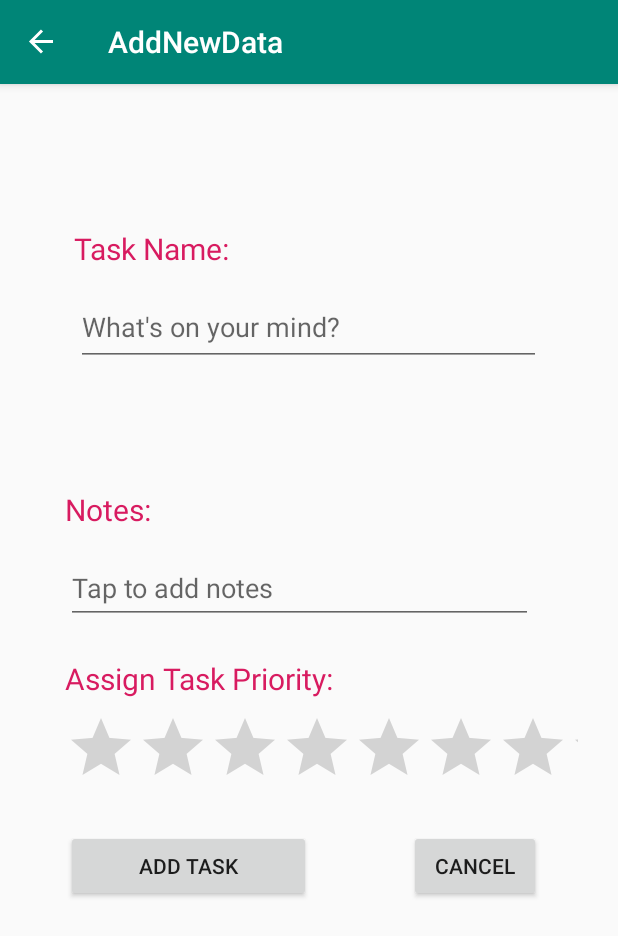
After one commit to abughalib/Todo_Application, an Android app: the AddNewData screen opened through its navigation route, on a phone screen of 412 x 824 dp. The commit adds this screen. Shown: the top 936 px of the screen. Run offline under Robolectric (Android 15) with nearby library versions, the phone set to English and light mode, and no system bars; our stand-ins replace data binding, navigation-ui.

Commit message:
Added rating based priority

```diff
--- a/app/src/main/java/com/android/todo/AboutFragment.kt
+++ b/app/src/main/java/com/android/todo/AboutFragment.kt
@@ -17,8 +17,6 @@ class AboutFragment : Fragment(){
         binding = DataBindingUtil.inflate(inflater,
             R.layout.fragment_about,container,false)
 
-
-
         return binding.root
     }
 
--- a/app/src/main/java/com/android/todo/MainActivity.kt
+++ b/app/src/main/java/com/android/todo/MainActivity.kt
@@ -1,17 +1,11 @@
 package com.android.todo
 
-import android.database.DatabaseUtils
 import androidx.appcompat.app.AppCompatActivity
 import android.os.Bundle
-import android.view.Menu
-import androidx.databinding.DataBindingUtil
 import androidx.navigation.findNavController
 import androidx.navigation.ui.NavigationUI
-import com.android.todo.databinding.FragmentLoginPageBinding
 
 class MainActivity : AppCompatActivity() {
-
-    lateinit var binding: FragmentLoginPageBinding
 
     override fun onCreate(savedInstanceState: Bundle?) {
         super.onCreate(savedInstanceState)
--- /dev/null
+++ b/app/src/main/java/com/android/todo/addNewData/AddNewData.kt
@@ -0,0 +1,35 @@
+package com.android.todo.addNewData
+
+import androidx.lifecycle.ViewModelProviders
+import android.os.Bundle
+import androidx.fragment.app.Fragment
+import android.view.LayoutInflater
+import android.view.View
+import android.view.ViewGroup
+import androidx.databinding.DataBindingUtil
+
+import com.android.todo.R
+import com.android.todo.databinding.AddNewDataFragmentBinding
+
+class AddNewData : Fragment() {
+
+    private lateinit var viewModel: AddNewDataViewModel
+    private lateinit var binding: AddNewDataFragmentBinding
+
+    override fun onCreateView(
+        inflater: LayoutInflater, container: ViewGroup?,
+        savedInstanceState: Bundle?
+    ): View? {
+
+        binding =  DataBindingUtil.inflate(inflater, R.layout.add_new_data_fragment, container, false)
+
+        return binding.root
+    }
+
+    override fun onActivityCreated(savedInstanceState: Bundle?) {
+        super.onActivityCreated(savedInstanceState)
+        viewModel = ViewModelProviders.of(this).get(AddNewDataViewModel::class.java)
+
+    }
+
+}
--- /dev/null
+++ b/app/src/main/java/com/android/todo/addNewData/AddNewDataViewModel.kt
@@ -0,0 +1,7 @@
+package com.android.todo.addNewData
+
+import androidx.lifecycle.ViewModel
+
+class AddNewDataViewModel : ViewModel() {
+    // TODO: Implement the ViewModel
+}
--- a/app/src/main/java/com/android/todo/viewdata/ViewData.kt
+++ b/app/src/main/java/com/android/todo/viewdata/ViewData.kt
@@ -11,17 +11,15 @@ import com.android.todo.R
 
 class ViewData : Fragment() {
 
-    companion object {
-        fun newInstance() = ViewData()
-    }
-
     private lateinit var viewModel: ViewDataViewModel
 
     override fun onCreateView(
         inflater: LayoutInflater, container: ViewGroup?,
         savedInstanceState: Bundle?
     ): View? {
+
         return inflater.inflate(R.layout.view_data_fragment, container, false)
+
     }
 
     override fun onActivityCreated(savedInstanceState: Bundle?) {
--- /dev/null
+++ b/app/src/main/res/layout/add_new_data_fragment.xml
@@ -0,0 +1,115 @@
+<?xml version="1.0" encoding="utf-8"?>
+<layout xmlns:android="http://schemas.android.com/apk/res/android"
+    xmlns:app="http://schemas.android.com/apk/res-auto"
+    xmlns:tools="http://schemas.android.com/tools">
+<androidx.constraintlayout.widget.ConstraintLayout
+    android:layout_width="match_parent"
+    android:layout_height="match_parent"
+    tools:context=".addNewData.AddNewData">
+
+
+    <EditText
+        android:id="@+id/new_task"
+        android:layout_width="310dp"
+        android:layout_height="52dp"
+        android:layout_marginTop="136dp"
+        android:ems="10"
+        android:inputType="textPersonName"
+        android:hint="@string/task_hint"
+        app:layout_constraintEnd_toEndOf="parent"
+        app:layout_constraintHorizontal_bias="0.495"
+        app:layout_constraintStart_toStartOf="parent"
+        app:layout_constraintTop_toTopOf="parent"
+        android:importantForAutofill="no" />
+
+    <TextView
+        android:layout_width="wrap_content"
+        android:layout_height="wrap_content"
+        android:layout_marginTop="96dp"
+        android:text="@string/task_name"
+        android:textColor="@color/colorAccent"
+        android:textSize="20sp"
+        app:layout_constraintEnd_toEndOf="parent"
+        app:layout_constraintHorizontal_bias="0.161"
+        app:layout_constraintStart_toStartOf="parent"
+        app:layout_constraintTop_toTopOf="parent" />
+
+    <EditText
+        android:id="@+id/editText2"
+        android:layout_width="311dp"
+        android:layout_height="48dp"
+        android:layout_marginBottom="408dp"
+        android:ems="10"
+        android:hint="@string/notes_hint"
+        android:inputType="textPersonName"
+        app:layout_constraintBottom_toBottomOf="parent"
+        app:layout_constraintEnd_toEndOf="parent"
+        app:layout_constraintHorizontal_bias="0.44"
+        app:layout_constraintStart_toStartOf="parent"
+        android:importantForAutofill="no" />
+
+    <TextView
+        android:id="@+id/textView2"
+        android:layout_width="wrap_content"
+        android:layout_height="wrap_content"
+        android:text="@string/task_notes"
+        android:textSize="20sp"
+        android:textColor="@color/colorAccent"
+        app:layout_constraintBottom_toTopOf="@+id/editText2"
+        app:layout_constraintEnd_toEndOf="parent"
+        app:layout_constraintHorizontal_bias="0.122"
+        app:layout_constraintStart_toStartOf="parent"
+        app:layout_constraintTop_toBottomOf="@+id/new_task"
+        app:layout_constraintVertical_bias="0.85" />
+
+    <Button
+        android:id="@+id/add_task_button"
+        android:layout_width="163dp"
+        android:layout_height="48dp"
+        android:text="@string/add_task"
+        app:layout_constraintBottom_toBottomOf="parent"
+        app:layout_constraintEnd_toEndOf="parent"
+        app:layout_constraintHorizontal_bias="0.177"
+        app:layout_constraintStart_toStartOf="parent"
+        app:layout_constraintTop_toTopOf="parent"
+        app:layout_constraintVertical_bias="0.691" />
+
+    <Button
+        android:id="@+id/cancel_task_addition"
+        android:layout_width="wrap_content"
+        android:layout_height="wrap_content"
+        android:text="@string/cancel_addition"
+        app:layout_constraintBottom_toBottomOf="parent"
+        app:layout_constraintEnd_toEndOf="parent"
+        app:layout_constraintHorizontal_bias="0.56"
+        app:layout_constraintStart_toEndOf="@+id/add_task_button"
+        app:layout_constraintTop_toTopOf="parent"
+        app:layout_constraintVertical_bias="0.691" />
+
+    <RatingBar
+        android:id="@+id/priority_bar"
+        android:layout_width="342dp"
+        android:layout_height="55dp"
+        app:layout_constraintBottom_toTopOf="@+id/add_task_button"
+        app:layout_constraintEnd_toEndOf="parent"
+        app:layout_constraintHorizontal_bias="0.623"
+        app:layout_constraintStart_toStartOf="parent"
+        app:layout_constraintTop_toBottomOf="@+id/editText2"
+        app:layout_constraintVertical_bias="0.712" />
+
+    <TextView
+        android:id="@+id/textView3"
+        android:layout_width="wrap_content"
+        android:layout_height="wrap_content"
+        android:text="@string/task_priority"
+        android:textColor="@color/colorAccent"
+        android:textSize="20sp"
+        app:layout_constraintBottom_toTopOf="@+id/priority_bar"
+        app:layout_constraintEnd_toEndOf="parent"
+        app:layout_constraintHorizontal_bias="0.186"
+        app:layout_constraintStart_toStartOf="parent"
+        app:layout_constraintTop_toBottomOf="@+id/editText2"
+        app:layout_constraintVertical_bias="0.725" />
+
+</androidx.constraintlayout.widget.ConstraintLayout>
+</layout>
--- a/app/src/main/res/layout/fragment_login_page.xml
+++ b/app/src/main/res/layout/fragment_login_page.xml
@@ -53,14 +53,16 @@
 
         <Button
             android:id="@+id/create_newuser_button"
-            android:background="@color/colorAccent"
             android:layout_width="159dp"
             android:layout_height="wrap_content"
+            android:layout_marginEnd="28dp"
+            android:background="@color/colorAccent"
             android:contentDescription="@string/new_user"
             android:text="@string/new_user"
             app:layout_constraintBottom_toBottomOf="parent"
             app:layout_constraintEnd_toEndOf="parent"
-            app:layout_constraintStart_toEndOf="@+id/loginFragment"
+            app:layout_constraintHorizontal_bias="0.903"
+            app:layout_constraintStart_toEndOf="@+id/login_button"
             app:layout_constraintTop_toTopOf="parent"
             app:layout_constraintVertical_bias="0.486" />
 
--- a/app/src/main/res/navigation/navigation.xml
+++ b/app/src/main/res/navigation/navigation.xml
@@ -33,5 +33,14 @@
         android:id="@+id/viewData"
         android:name="com.android.todo.viewdata.ViewData"
         android:label="Todo List"
-        tools:layout="@layout/view_data_fragment" />
+        tools:layout="@layout/view_data_fragment" >
+        <action
+            android:id="@+id/action_viewData_to_addNewData"
+            app:destination="@id/addNewData" />
+    </fragment>
+    <fragment
+        android:id="@+id/addNewData"
+        android:name="com.android.todo.addNewData.AddNewData"
+        android:label="AddNewData"
+        tools:layout="@layout/add_new_data_fragment"/>
 </navigation>
--- a/app/src/main/res/values/strings.xml
+++ b/app/src/main/res/values/strings.xml
@@ -9,6 +9,15 @@
     <string name="Password">Enter Your Password</string>
     <string name="content_password">Contains Password</string>
 
+    <!-- Add Task Fragment -->
+    <string name="task_name">Task Name:</string>
+    <string name="task_hint">What\'s on your mind?</string>
+    <string name="task_notes">Notes:</string>
+    <string name="notes_hint">Tap to add notes</string>
+    <string name="add_task">Add Task</string>
+    <string name="cancel_addition">Cancel</string>
+    <string name="task_priority">Assign Task Priority:</string>
+
     <!-- TODO: Remove or change this placeholder text -->
     <string name="hello_blank_fragment">Hello blank fragment</string>
 
@@ -19,7 +28,6 @@
     <string name="cancel_button">Cancel</string>
 
     <!-- Final Show Data Screen -->
-
     <string name="stored_data">Here are your stored data</string>
 
 </resources>
```
